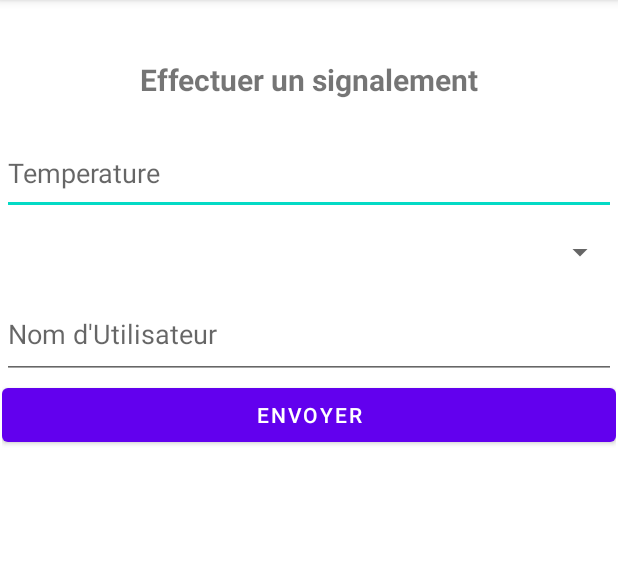
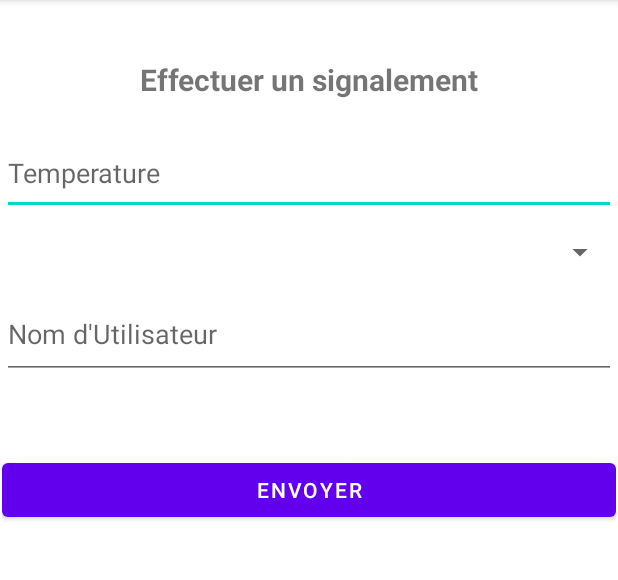
Before and after one commit to DarkUltraPSP/WeatherTogetherMobile, an Android app: the SendReport screen opened directly, with no data from a screen before it, on a phone screen of 412 x 824 dp, the part 84-664 px from its top. Run offline under Robolectric (Android 15) with nearby library versions, the phone set to English and light mode, and no system bars; our stand-ins replace Volley; network calls fail.

Commit message:
Switch PC

```diff
--- a/app/src/main/java/app/hesias/weathertogether/DAO/ReportDAO.java
+++ b/app/src/main/java/app/hesias/weathertogether/DAO/ReportDAO.java
@@ -34,7 +34,7 @@ public class ReportDAO {
         this.context = context;
     }
 
-    final String url = "http://192.168.1.44:8080/report";
+    final String url = "http://172.20.63.12:8080/report";
 
 
     public void getAllReports(JSONArrayCallback callback) {
--- a/app/src/main/java/app/hesias/weathertogether/DAO/WeatherDAO.java
+++ b/app/src/main/java/app/hesias/weathertogether/DAO/WeatherDAO.java
@@ -28,7 +28,7 @@ public class WeatherDAO {
         this.context = context;
     }
 
-    String url = "http://192.168.1.44:8080/weather";
+    String url = "http://172.20.63.12:8080/weather";
 
     public void getAllWeather(JSONArrayCallback callback) {
         RequestQueue requestQueue = Volley.newRequestQueue(context);
--- a/app/src/main/res/layout/activity_send_report.xml
+++ b/app/src/main/res/layout/activity_send_report.xml
@@ -47,6 +47,10 @@
             android:hint="Nom d'Utilisateur"
             android:inputType="textPersonName" />
 
+        <Space
+            android:layout_width="match_parent"
+            android:layout_height="50dp" />
+
         <Button
             android:id="@+id/sendBtn"
             android:layout_width="match_parent"
```
